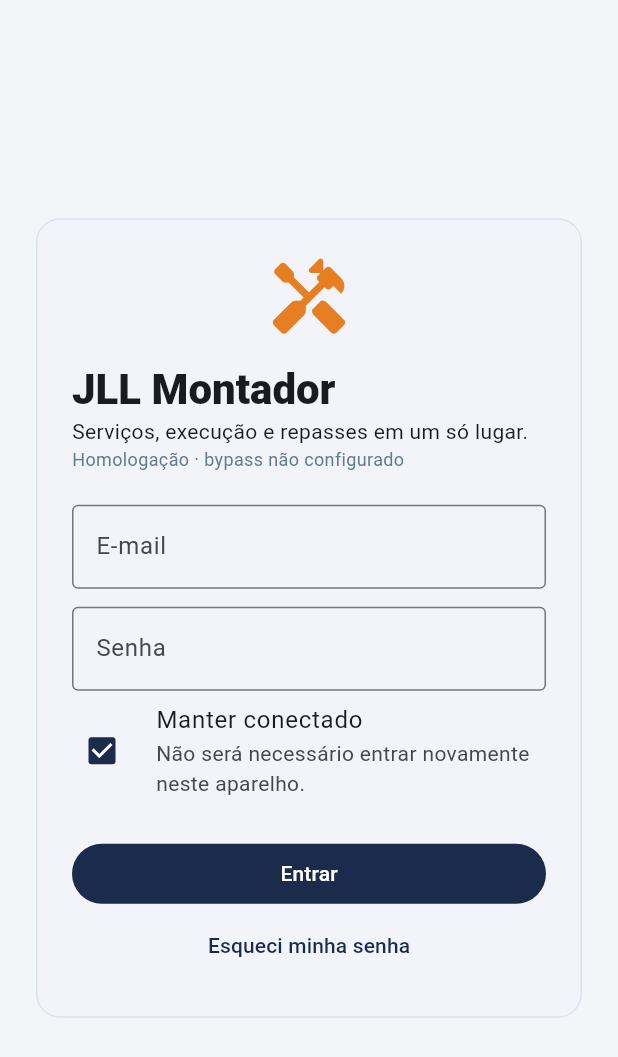
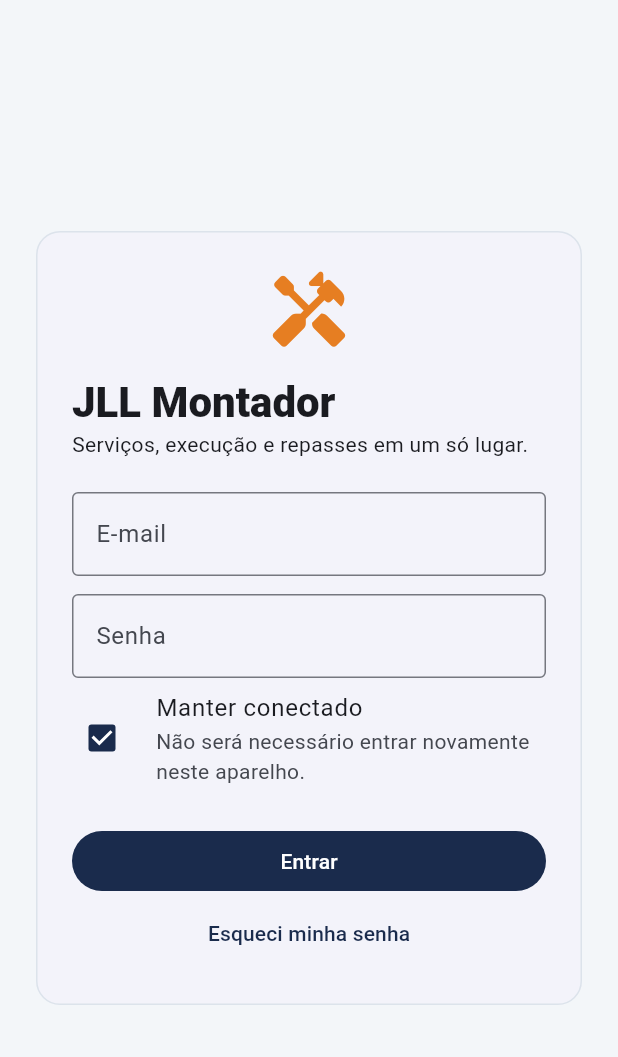
Before and after one commit to JLLMONTAGENS/PORTAL-CLIENTE, a Flutter app: the screen it shows after launch, on a phone screen of 412 x 824 dp. Shown: the top 1057 px of the screen. Run offline on Flutter 3.47's test engine with Material 3 defaults, Android fonts, the phone set to English and light mode, and no system bars; our stand-ins replace connectivity_plus, file_picker, firebase_core, firebase_messaging, flutter_secure_storage, image_picker and 3 more; missing offline and left inert: webview_flutter_android; accounts and stored records are empty.

Commit message:
Atualiza JLL Montador para 1.0.10

```diff
--- a/montador-app/lib/main.dart
+++ b/montador-app/lib/main.dart
@@ -411,15 +411,6 @@ class _LoginScreenState extends State<LoginScreen> {
                       ),
                       const Text(
                         'Serviços, execução e repasses em um só lugar.',
-                      ),
-                      Text(
-                        vercelProtectionBypass.isEmpty
-                            ? 'Homologação · bypass não configurado'
-                            : 'Homologação · bypass configurado',
-                        style: const TextStyle(
-                          color: Colors.blueGrey,
-                          fontSize: 12,
-                        ),
                       ),
                       const SizedBox(height: 22),
                       TextFormField(
--- a/montador-app/pubspec.yaml
+++ b/montador-app/pubspec.yaml
@@ -16,7 +16,7 @@ publish_to: 'none' # Remove this line if you wish to publish to pub.dev
 # https://developer.apple.com/library/archive/documentation/General/Reference/InfoPlistKeyReference/Articles/CoreFoundationKeys.html
 # In Windows, build-name is used as the major, minor, and patch parts
 # of the product and file versions while build-number is used as the build suffix.
-version: 1.0.9+10
+version: 1.0.10+11
 
 environment:
   sdk: ^3.11.1
```
Also changed, not shown: dist/convite-montador/passo-1.jpg (added), dist/convite-montador/passo-2.jpg (added), dist/convite-montador/passo-3.jpg (added), dist/convite-montador/passo-4.jpg (added), dist/convite-montador/passo-5.jpg (added), dist/convite-montador/passo-6-1.jpg (added), dist/convite-montador/passo-6.jpg (added), dist/convite-montador/passo-7.jpg (added), dist/convite-montador/passo-8.jpg (added), dist/convite-montador/passo-9.jpg (added), 8 other files.
